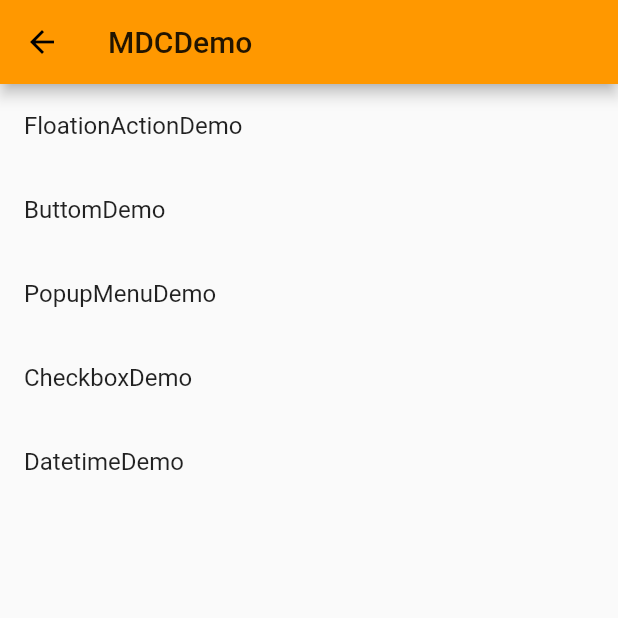
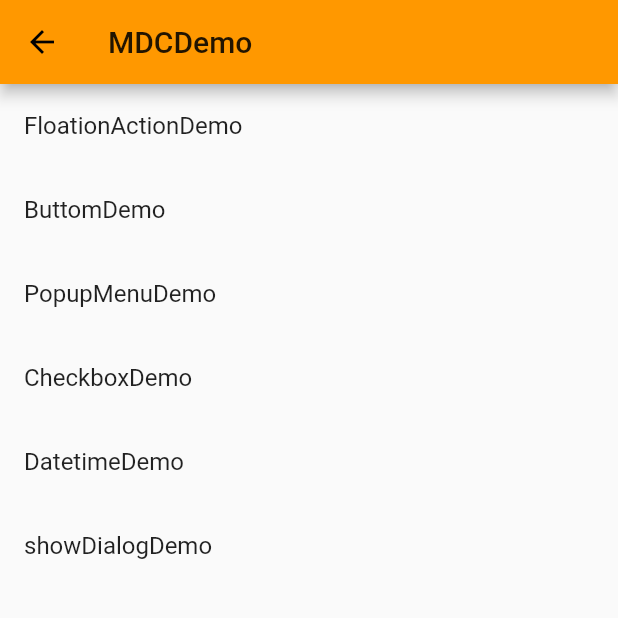
Before and after one commit to Ccixyj/flutter_start, a Flutter app: the MDCDemo screen opened by its route, on a phone screen of 412 x 824 dp, the top half of it. Run offline on Flutter 3.47's test engine with Material 2 defaults, Android fonts, the phone set to English and light mode, and no system bars; network calls fail.

Commit message:
rename by https://github.com/alibaba/flutter-go/blob/develop/Flutter_Go%20%E4%BB%A3%E7%A0%81%E5%BC%80%E5%8F%91%E8%A7%84%E8%8C%83.md

```diff
--- a/lib/me/start/page/ButtonDemo.dart
+++ b/lib/me/start/page/button_demo.dart
@@ -171,11 +171,6 @@ class _FixWidthState extends State<FixWidthDemo> {
   }
 
   @override
-  void initState() {
-    debugPrint("initState $context");
-  }
-
-  @override
   Widget build(BuildContext context) {
     return Column(
       children: <Widget>[
--- a/lib/me/start/page/DateTimeDemo.dart
+++ b/lib/me/start/page/date_time_demo.dart
@@ -20,6 +20,12 @@ class _DatetimeState extends State<DateTimeDemo> {
     sink.stream.listen((d) {
       debugPrint("listen :$d");
     });
+  }
+
+  @override
+  void dispose() {
+    super.dispose();
+    sink.close();
   }
 
   @override
--- a/lib/me/start/page/MDC_Demo.dart
+++ b/lib/me/start/page/mdc_list_demo.dart
@@ -1,9 +1,12 @@
 import 'package:flutter/material.dart';
-import 'package:flutter_start/me/start/page/ButtonDemo.dart';
-import 'package:flutter_start/me/start/page/CheckboxDemo.dart';
-import 'package:flutter_start/me/start/page/DateTimeDemo.dart';
-import 'package:flutter_start/me/start/page/FloatingActionButtonDemo.dart';
-import 'package:flutter_start/me/start/page/PopupMenuDemo.dart';
+import 'package:flutter_start/me/start/page/popup_menu_demo.dart';
+
+import 'package:flutter_start/me/start/page/show_dialog_demo.dart';
+
+import 'button_demo.dart';
+import 'checkbox_demo.dart';
+import 'date_time_demo.dart';
+import 'floating_action_button_demo.dart';
 
 class MDCDemo extends StatelessWidget {
   @override
@@ -34,6 +37,10 @@ class MDCDemo extends StatelessWidget {
               title: "DatetimeDemo",
               page: DateTimeDemo(),
             ),
+            ListItem(
+              title: "showDialogDemo",
+              page: ShowDialogDemo(),
+            ),
           ],
         ));
   }
--- /dev/null
+++ b/lib/me/start/page/show_dialog_demo.dart
@@ -0,0 +1,8 @@
+import 'package:flutter/material.dart';
+
+class ShowDialogDemo extends StatelessWidget {
+  @override
+  Widget build(BuildContext context) {
+    return Scaffold();
+  }
+}
```
Also changed, not shown: lib/main.dart (+5 -4 lines), lib/me/start/page/floating_action_button_demo.dart (renamed from lib/me/start/page/FloatingActionButtonDemo.dart, +6 -3 lines), lib/me/start/page/home_page.dart (renamed from lib/me/start/page/Home.dart, +10 -8 lines), lib/me/start/bottom/demo_bottom.dart (renamed from lib/me/start/bottom/MyBottom.dart), lib/me/start/drawer/demo_drawer.dart (renamed from lib/me/start/drawer/MyDrawer.dart), lib/me/start/page/checkbox_demo.dart (renamed from lib/me/start/page/CheckboxDemo.dart), lib/me/start/page/form_demo.dart (renamed from lib/me/start/page/FormDemo.dart), lib/me/start/page/navigator_demo.dart (renamed from lib/me/start/page/NavigatorDemo.dart), lib/me/start/page/popup_menu_demo.dart (renamed from lib/me/start/page/PopupMenuDemo.dart), lib/me/start/widgets/basic_demo.dart (renamed from lib/me/start/widgets/BasicDemo.dart), lib/me/start/widgets/layout_demo.dart (renamed from lib/me/start/widgets/LayoutDemo.dart), lib/me/start/widgets/listview_images.dart (renamed from lib/me/start/widgets/ListViewImages.dart), lib/me/start/widgets/sliver_demo.dart (renamed from lib/me/start/widgets/SliverDemo.dart).
